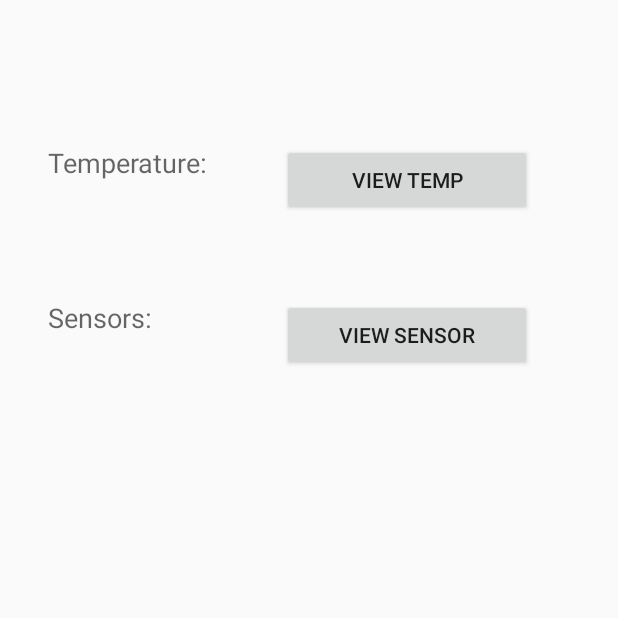
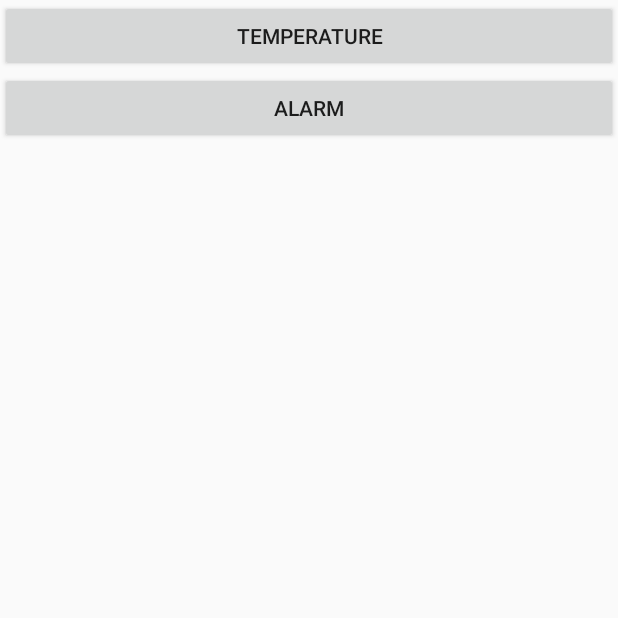
Before and after one commit to Sheehan95/home-management-system, an Android app: the screen it shows after launch (MainActivity), on a phone screen of 412 x 824 dp, the top half of it. Run offline under Robolectric (Android 15) with nearby library versions, the phone set to English and light mode, and no system bars.

```diff
--- a/ProjectApp/app/src/main/AndroidManifest.xml
+++ b/ProjectApp/app/src/main/AndroidManifest.xml
@@ -20,11 +20,11 @@
             </intent-filter>
         </activity>
         <activity
-            android:name=".TemperatureView"
+            android:name=".TemperatureActivity"
             android:label="@string/title_activity_temperature"
             android:theme="@style/AppTheme.NoActionBar" />
         <activity
-            android:name=".Alarm"
+            android:name=".AlarmActivity"
             android:label="@string/title_activity_sensor"
             android:theme="@style/AppTheme.NoActionBar"></activity>
     </application>
--- a/ProjectApp/app/src/main/java/com/example/kamil/projectapp/MainActivity.java
+++ b/ProjectApp/app/src/main/java/com/example/kamil/projectapp/MainActivity.java
@@ -12,41 +12,36 @@ public class MainActivity extends Activity {
 
 
     private Button tempButton;
-    private Button sensorButton;
+    private Button alarmButton;
 
     @Override
     protected void onCreate(Bundle savedInstanceState) {
         super.onCreate(savedInstanceState);
         setContentView(R.layout.activity_main);
 
-        tempButton = (Button)findViewById(R.id.tempButton);
-        sensorButton = (Button)findViewById(R.id.sensorButton);
+        tempButton = (Button) findViewById(R.id.temperature_button);
+        alarmButton = (Button) findViewById(R.id.alarm_button);
 
-        //TemperatureView button
+        //TemperatureActivity button
         tempButton.setOnClickListener(new View.OnClickListener()
         {
             public void onClick(View v)
             {
-                //Make the button click open new activity (TemperatureView activity)
-                startActivity(new Intent(MainActivity.this, TemperatureView.class));
+                startActivity(new Intent(MainActivity.this, TemperatureActivity.class));
             }
 
         });
 
-        //Alarm button
-        sensorButton.setOnClickListener(new View.OnClickListener()
+        //AlarmActivity button
+        alarmButton.setOnClickListener(new View.OnClickListener()
         {
             public void onClick(View v)
             {
-                //Make the button click open new activity(Alarm activity)
-                startActivity(new Intent(MainActivity.this, Alarm.class));
+                startActivity(new Intent(MainActivity.this, AlarmActivity.class));
             }
 
 
         });
-
-
-
 
     }
 
--- a/ProjectApp/app/src/main/res/layout/activity_main.xml
+++ b/ProjectApp/app/src/main/res/layout/activity_main.xml
@@ -6,57 +6,25 @@
     android:layout_height="match_parent">
 
 
-    <RelativeLayout
+    <LinearLayout
+        android:orientation="vertical"
         android:layout_width="match_parent"
-        android:layout_height="350dp"
-        android:layout_alignParentEnd="true">
-
-        <TextView
-            android:layout_width="wrap_content"
-            android:layout_height="wrap_content"
-            android:textAppearance="?android:attr/textAppearanceMedium"
-            android:text="Temperature:"
-            android:id="@+id/temperatureLabel"
-            android:layout_alignParentTop="true"
-            android:layout_alignParentStart="true"
-            android:layout_marginStart="32dp"
-            android:layout_marginTop="96dp" />
-
-        <TextView
-            android:layout_width="wrap_content"
-            android:layout_height="wrap_content"
-            android:textAppearance="?android:attr/textAppearanceMedium"
-            android:text="Sensors:"
-            android:id="@+id/sensorsLabel"
-            android:layout_marginTop="55dp"
-            android:layout_below="@+id/tempButton"
-            android:layout_alignStart="@+id/temperatureLabel" />
+        android:layout_height="match_parent"
+        android:layout_centerVertical="true"
+        android:layout_centerHorizontal="true">
 
         <Button
-            style="?android:attr/buttonStyleSmall"
-            android:layout_width="250px"
+            android:layout_width="match_parent"
             android:layout_height="wrap_content"
-            android:text="View Temp"
-            android:id="@+id/tempButton"
-            android:layout_marginStart="50dp"
-            android:layout_alignTop="@+id/temperatureLabel"
-            android:layout_toEndOf="@+id/temperatureLabel" />
+            android:text="Temperature"
+            android:id="@+id/temperature_button"
+            android:layout_gravity="center_horizontal" />
 
         <Button
-            style="?android:attr/buttonStyleSmall"
-            android:layout_width="250px"
+            android:layout_width="match_parent"
             android:layout_height="wrap_content"
-            android:text="View Sensor"
-            android:id="@+id/sensorButton"
-            android:layout_alignTop="@+id/sensorsLabel"
-            android:layout_alignStart="@+id/tempButton" />
-
-        <LinearLayout
-            android:orientation="vertical"
-            android:layout_width="match_parent"
-            android:layout_height="match_parent"
-            android:layout_alignParentTop="true"
-            android:layout_alignParentStart="true"
-            android:layout_above="@+id/sensorButton"></LinearLayout>
-    </RelativeLayout>
+            android:text="Alarm"
+            android:id="@+id/alarm_button"
+            android:layout_gravity="center_horizontal" />
+    </LinearLayout>
 </RelativeLayout>
--- a/ProjectApp/build.gradle
+++ b/ProjectApp/build.gradle
@@ -5,7 +5,7 @@ buildscript {
         jcenter()
     }
     dependencies {
-        classpath 'com.android.tools.build:gradle:1.5.0'
+        classpath 'com.android.tools.build:gradle:2.0.0'
 
         // NOTE: Do not place your application dependencies here; they belong
         // in the individual module build.gradle files
```
Also changed, not shown: ProjectApp/app/src/main/java/com/example/kamil/projectapp/AlarmActivity.java (renamed from ProjectApp/app/src/main/java/com/example/kamil/projectapp/Alarm.java, +8 -15 lines), ProjectApp/app/src/main/java/com/example/kamil/projectapp/GetResult.java (deleted, +0 -148 lines), ProjectApp/app/src/main/java/com/example/kamil/projectapp/GetTemperature.java (added, +25 -0 lines), ProjectApp/app/src/main/java/com/example/kamil/projectapp/Post.java (deleted, +0 -10 lines), ProjectApp/app/src/main/java/com/example/kamil/projectapp/Temperature.java (deleted, +0 -20 lines), ProjectApp/app/src/main/java/com/example/kamil/projectapp/TemperatureActivity.java (added, +46 -0 lines), ProjectApp/app/src/main/java/com/example/kamil/projectapp/TemperatureView.java (deleted, +0 -85 lines), ProjectApp/app/src/main/res/layout/activity_alarm.xml (+17 -28 lines), ProjectApp/app/src/main/res/layout/activity_temperature.xml (+8 -30 lines), ProjectApp/gradle/wrapper/gradle-wrapper.properties, 3 other files.
